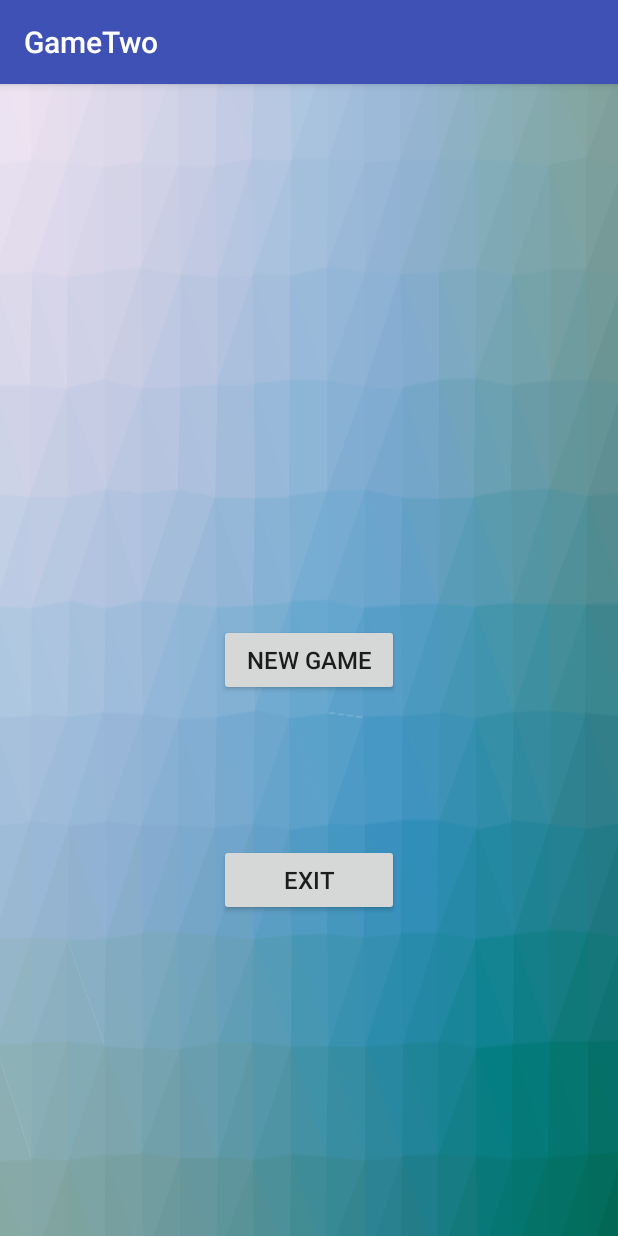
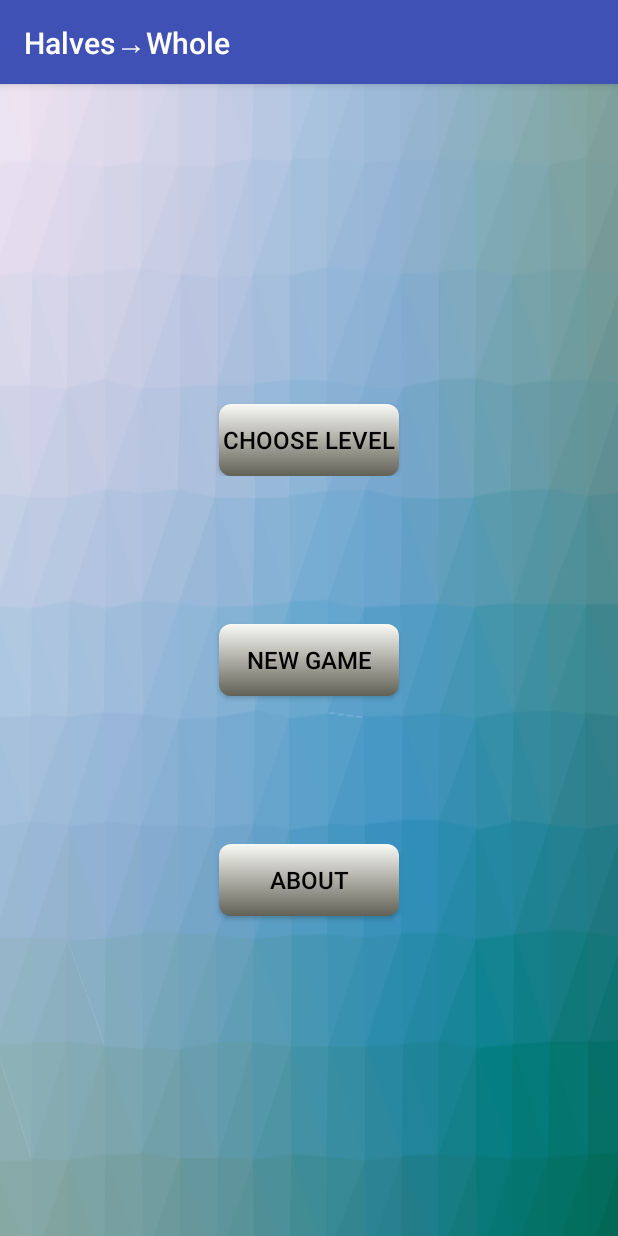
Before and after one commit to holygunner/GameTwo, an Android app: the screen it shows after launch (StartGameActivity), on a phone screen of 412 x 824 dp. Run offline under Robolectric (Android 15) with nearby library versions, the phone set to English and light mode, and no system bars.

Commit message:
Level, Style etc update

```diff
--- /dev/null
+++ b/app/src/main/res/drawable/start_button.xml
@@ -0,0 +1,18 @@
+<?xml version="1.0" encoding="utf-8"?>
+<selector xmlns:android="http://schemas.android.com/apk/res/android" >
+    <item android:state_pressed="true" >
+        <shape android:shape="rectangle"  >
+            <corners android:radius="@dimen/start_button_corners"/>
+            <stroke android:width="1dp" android:color="#fcffe2" />
+            <gradient android:angle="-90" android:startColor="#ffffff" android:endColor="#a09f8e" />
+        </shape>
+    </item>
+
+    <item >
+        <shape android:shape="rectangle"  >
+            <corners android:radius="@dimen/start_button_corners"/>
+            <stroke android:width="0dp" android:color="#D7DABA" />
+            <gradient android:angle="-90" android:startColor="#f9faf5" android:endColor="#626156" />
+        </shape>
+    </item>
+</selector>
--- a/app/src/main/res/layout/activity_start.xml
+++ b/app/src/main/res/layout/activity_start.xml
@@ -19,12 +19,12 @@
         android:orientation="vertical">
 
         <Button
-            android:textSize="@dimen/textSize"
-            android:layout_width="@dimen/start_activity_button_width"
-            android:layout_height="wrap_content"
-            android:id="@+id/reset_game_button"
+            style="@style/StartActivityButton"
+            android:text="@string/choose_level"
+            android:id="@+id/choose_level_button"
             android:layout_alignParentBottom="true"
             android:layout_centerHorizontal="true"/>
+
     </RelativeLayout>
 
     <RelativeLayout
@@ -34,10 +34,7 @@
         android:orientation="vertical">
 
         <Button
-            android:textSize="@dimen/textSize"
-
-            android:layout_width="@dimen/start_activity_button_width"
-            android:layout_height="wrap_content"
+            style="@style/StartActivityButton"
             android:id="@+id/game_button"
             android:layout_centerVertical="true"
             android:layout_centerHorizontal="true"/>
@@ -50,18 +47,16 @@
         android:orientation="vertical">
 
         <Button
-            android:textSize="@dimen/textSize"
-            android:text="@string/exit"
-            android:layout_width="@dimen/start_activity_button_width"
-            android:layout_height="wrap_content"
-            android:id="@+id/exit_button"
+            style="@style/StartActivityButton"
+            android:text="@string/about"
+            android:id="@+id/about_button"
             android:layout_alignParentTop="true"
             android:layout_centerHorizontal="true"/>
 
         <TextView
             android:hint="@string/your_max_score"
             android:visibility="invisible"
-            android:textSize="@dimen/textSize"
+            android:textSize="@dimen/start_button_text_size"
             android:layout_width="wrap_content"
             android:layout_height="wrap_content"
             android:layout_alignParentBottom="true"
--- a/app/src/main/res/values/colors.xml
+++ b/app/src/main/res/values/colors.xml
@@ -4,4 +4,7 @@
     <color name="colorPrimaryDark">#303F9F</color>
     <color name="colorAccent">#FF4081</color>
     <color name="currentFigureFill">#00f710</color>
+    <color name="purple">#440089</color>
+    <color name="empty_cell_color">#D7DABA</color>
+    <color name="start_button_text_color">#010101</color>
 </resources>
--- a/app/src/main/res/values/dimens.xml
+++ b/app/src/main/res/values/dimens.xml
@@ -3,5 +3,8 @@
     <dimen name="activity_horizontal_margin">16dp</dimen>
     <dimen name="activity_vertical_margin">16dp</dimen>
     <dimen name="start_activity_button_width">120dp</dimen>
-    <dimen name="textSize">16dp</dimen>
+    <dimen name="start_button_text_size">16dp</dimen>
+    <dimen name="start_button_corners">8dip</dimen>
+    <dimen name="start_button_stroke">0dip</dimen>
+    <item name="start_button_alpha" format="float" type="dimen">1.0</item>
 </resources>
--- a/app/src/main/res/values/strings.xml
+++ b/app/src/main/res/values/strings.xml
@@ -1,10 +1,12 @@
 <resources>
-    <string name="app_name">GameTwo</string>
+    <string name="app_name">Halves→Whole</string>
     <string name="new_game">New Game</string>
     <string name="resume_game">Resume Game</string>
-    <string name="reset_game">Reset Game</string>
-    <string name="exit">Exit</string>
+    <string name="choose_level">Choose Level</string>
+    <string name="about">About</string>
     <string name="turn">TURN</string>
     <string name="your_max_score">your max score:</string>
     <string name="game_over">GAME OVER!</string>
+    <string name="infinity_symbol">∞</string>
+    <string name="choose_your_level">Choose your level:</string>
 </resources>
--- a/app/src/main/res/values/styles.xml
+++ b/app/src/main/res/values/styles.xml
@@ -8,4 +8,33 @@
         <item name="colorAccent">@color/colorAccent</item>
     </style>
 
+    <style name="StartActivityButton">
+        <item name="android:background">@drawable/start_button</item>
+        <item name="android:textColor">@color/start_button_text_color</item>
+        <item name="android:alpha">@dimen/start_button_alpha</item>
+        <item name="android:layout_width">@dimen/start_activity_button_width</item>
+        <item name="android:layout_height">wrap_content</item>
+        <item name="android:textSize">@dimen/start_button_text_size</item>
+    </style>
+
+    <style
+        name="dialog" parent="@android:style/Theme.DeviceDefault.Light.Dialog">
+        <!-- title encapsulating main part (backgroud) of custom alertdialog -->
+        <item
+            name="android:windowFrame">@null</item>
+        <!-- turn off any drawable used to draw a frame on the window -->
+        <item
+            name="android:windowBackground">@null</item>
+        <!-- turn off any drawable used to draw a frame on the window -->
+        <item
+            name="android:windowIsFloating">false</item>
+        <!-- float the window so it does not fill the screen -->
+        <item
+            name="android:windowNoTitle">false</item>
+        <!-- remove the title bar we make our own-->
+        <item
+            name="android:windowContentOverlay">@null</item>
+        <!-- remove the shadow from under the title bar -->
+    </style>
+
 </resources>
```
Also changed, not shown: app/src/main/java/com/holygunner/game_two/ChooseLevelDialogFragment.java (added, +42 -0 lines), app/src/main/java/com/holygunner/game_two/GameDeskFragment.java (+11 -5 lines), app/src/main/java/com/holygunner/game_two/StartGameActivity.java (+32 -49 lines), app/src/main/java/com/holygunner/game_two/database/Saver.java (+13 -4 lines), app/src/main/java/com/holygunner/game_two/game_mechanics/GamePlay.java (+6 -4 lines), app/src/main/java/com/holygunner/game_two/game_mechanics/Level.java (+8 -0 lines), app/src/main/java/com/holygunner/game_two/values/LevelsValues.java (+16 -11 lines).
